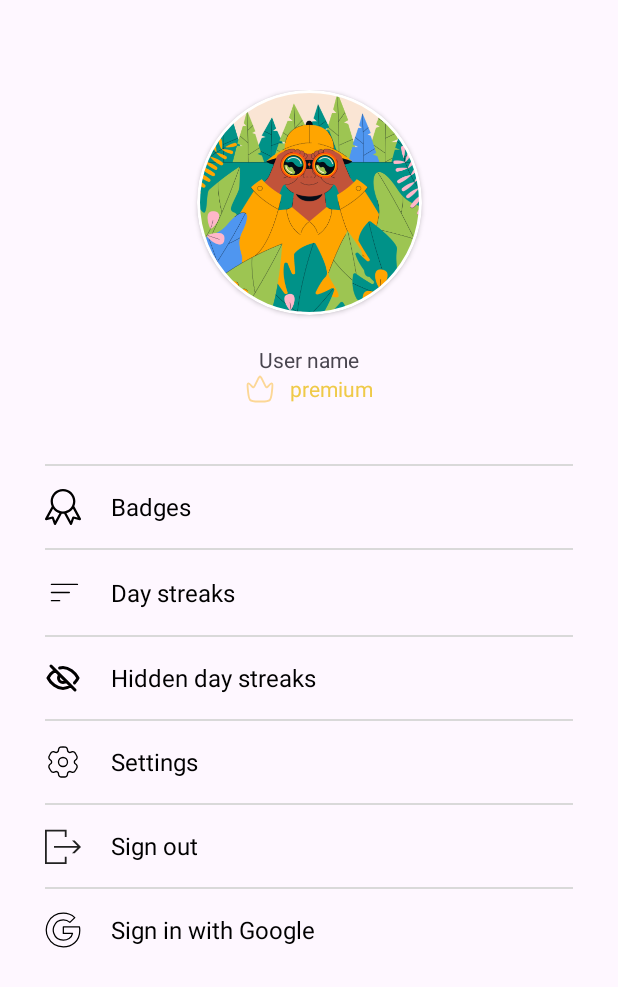
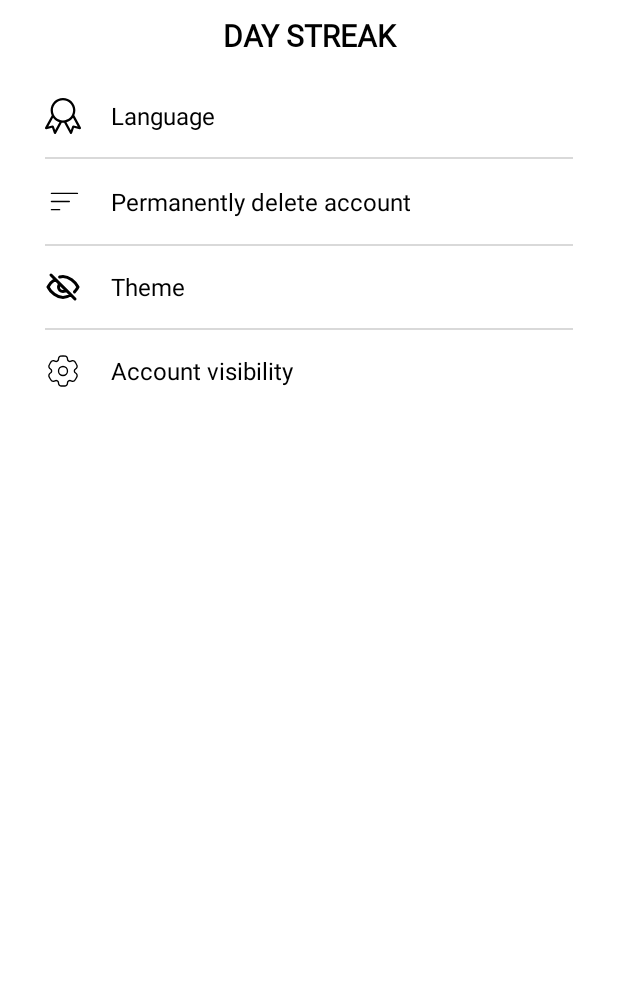
Before and after one commit to pedfu/DayStreak, an Android app: the fragment SettingsFragment shown on its own in the app's theme, on a phone screen of 412 x 824 dp. Shown: the top 987 px of the screen. Run offline under Robolectric (Android 15) with nearby library versions, the phone set to English and light mode, and no system bars.

Commit message:
feat: Add navigation to settings

```diff
--- a/app/src/main/java/com/pedfu/daystreak/presentation/profile/ProfileFragment.kt
+++ b/app/src/main/java/com/pedfu/daystreak/presentation/profile/ProfileFragment.kt
@@ -16,6 +16,7 @@ import androidx.activity.addCallback
 import androidx.core.view.isVisible
 import androidx.fragment.app.Fragment
 import androidx.navigation.fragment.findNavController
+import com.pedfu.daystreak.R
 import com.pedfu.daystreak.databinding.FragmentProfileBinding
 import com.pedfu.daystreak.domain.user.User
 import com.pedfu.daystreak.presentation.MainActivity
@@ -78,6 +79,9 @@ class ProfileFragment : Fragment() {
         linearLayoutSignOut.setOnClickListener {
             (requireActivity() as? MainActivity)?.signOutAndStartSignInActivity()
         }
+        linearLayoutSettings.setOnClickListener {
+            findNavController().navigate(R.id.action_from_profile_to_settings)
+        }
         linearLayoutPrivacyPolicy.setOnClickListener {
             frameLayout.isVisible = true
             webview.loadUrl(PRIVACY_POLICY_URL)
--- a/app/src/main/java/com/pedfu/daystreak/presentation/settings/SettingsFragment.kt
+++ b/app/src/main/java/com/pedfu/daystreak/presentation/settings/SettingsFragment.kt
@@ -1,21 +1,31 @@
 package com.pedfu.daystreak.presentation.settings
 
 import android.os.Bundle
-import androidx.fragment.app.Fragment
 import android.view.LayoutInflater
 import android.view.View
 import android.view.ViewGroup
-import com.pedfu.daystreak.R
-import com.pedfu.daystreak.databinding.FragmentHomeBinding
+import androidx.activity.OnBackPressedCallback
+import androidx.activity.addCallback
+import androidx.fragment.app.Fragment
+import androidx.navigation.fragment.findNavController
 import com.pedfu.daystreak.databinding.FragmentSettingsBinding
 
 class SettingsFragment : Fragment() {
     private var _binding: FragmentSettingsBinding? = null
     private val binding: FragmentSettingsBinding get() = _binding!!
 
+    private lateinit var onBackPressedCallback: OnBackPressedCallback
+
+    private fun setupBackButton() {
+        onBackPressedCallback = requireActivity().onBackPressedDispatcher.addCallback {
+            findNavController().navigateUp()
+        }
+    }
+
     override fun onViewCreated(view: View, savedInstanceState: Bundle?) {
         super.onViewCreated(view, savedInstanceState)
 
+        setupBackButton()
         binding.run {
         }
     }
@@ -39,7 +49,5 @@ class SettingsFragment : Fragment() {
         linearLayoutDayStreaks.setOnClickListener {  }
         linearLayoutHiddenDayStreaks.setOnClickListener {  }
         linearLayoutSettings.setOnClickListener {  }
-        linearLayoutSignOut.setOnClickListener {  }
-        linearLayoutGoogleSignIn.setOnClickListener {  }
     }
 }
--- a/app/src/main/res/layout/fragment_profile.xml
+++ b/app/src/main/res/layout/fragment_profile.xml
@@ -57,7 +57,7 @@
         app:layout_constraintTop_toBottomOf="@+id/textViewPremium" />
 
     <LinearLayout
-        android:id="@+id/linearLayoutOptions"
+        android:id="@+id/linearLayoutSettings"
         android:layout_width="match_parent"
         android:layout_height="wrap_content"
         android:orientation="horizontal"
@@ -89,7 +89,7 @@
         android:layout_height="1dp"
         android:layout_marginHorizontal="30dp"
         android:background="@color/gray_line"
-        app:layout_constraintTop_toBottomOf="@+id/linearLayoutOptions" />
+        app:layout_constraintTop_toBottomOf="@+id/linearLayoutSettings" />
 
     <LinearLayout
         android:id="@+id/linearLayoutSignOut"
--- a/app/src/main/res/layout/fragment_settings.xml
+++ b/app/src/main/res/layout/fragment_settings.xml
@@ -4,75 +4,45 @@
     xmlns:tools="http://schemas.android.com/tools"
     android:layout_width="match_parent"
     android:layout_height="match_parent"
+    android:background="@color/white"
     tools:context=".presentation.settings.SettingsFragment">
+
+    <LinearLayout
+        android:id="@+id/navbar"
+        android:layout_width="match_parent"
+        android:layout_height="wrap_content"
+        android:gravity="center"
+        android:paddingVertical="10dp"
+        android:paddingHorizontal="10dp"
+        android:weightSum="7"
+        app:layout_constraintEnd_toEndOf="parent"
+        app:layout_constraintStart_toStartOf="parent"
+        app:layout_constraintTop_toTopOf="parent">
+        <TextView
+            android:layout_width="0dp"
+            android:layout_height="wrap_content"
+            android:layout_weight="5"
+            android:text="@string/app_name"
+            android:textAlignment="center"
+            android:textColor="@color/black"
+            style="@style/SemiboldText"
+            android:textSize="20sp" />
+    </LinearLayout>
 
     <androidx.constraintlayout.widget.ConstraintLayout
         android:layout_width="match_parent"
         android:layout_height="wrap_content"
-        android:layout_marginTop="60dp"
+        android:layout_marginTop="50dp"
         app:layout_constraintEnd_toEndOf="parent"
         app:layout_constraintStart_toStartOf="parent"
         app:layout_constraintTop_toTopOf="parent">
-
-        <androidx.cardview.widget.CardView
-            android:id="@+id/cardViewUserPicture"
-            android:layout_width="wrap_content"
-            android:layout_height="wrap_content"
-            app:cardCornerRadius="1000dp"
-            app:layout_constraintEnd_toEndOf="parent"
-            app:layout_constraintStart_toStartOf="parent"
-            app:layout_constraintTop_toTopOf="parent">
-
-            <com.google.android.material.imageview.ShapeableImageView
-                android:id="@+id/imageViewPicture"
-                android:layout_width="150dp"
-                android:layout_height="150dp"
-                android:background="@drawable/background_rounded_full_shadow"
-                android:scaleType="centerCrop"
-                android:src="@drawable/intro_image"
-                app:layout_constraintBottom_toBottomOf="parent"
-                app:layout_constraintStart_toStartOf="parent"
-                app:layout_constraintTop_toTopOf="parent"
-                app:shapeAppearanceOverlay="@style/rounded" />
-        </androidx.cardview.widget.CardView>
-
-        <TextView
-            android:id="@+id/textViewUserName"
-            android:layout_width="match_parent"
-            android:layout_height="wrap_content"
-            android:layout_marginTop="20dp"
-            android:text="User name"
-            android:textAlignment="center"
-            app:layout_constraintTop_toBottomOf="@+id/cardViewUserPicture" />
-
-        <LinearLayout
-            android:id="@+id/linearLayoutPremium"
-            android:layout_width="match_parent"
-            android:layout_height="wrap_content"
-            android:gravity="center"
-            android:orientation="horizontal"
-            app:layout_constraintTop_toBottomOf="@+id/textViewUserName">
-
-            <ImageView
-                android:layout_width="wrap_content"
-                android:layout_height="wrap_content"
-                android:layout_marginRight="10dp"
-                android:src="@drawable/ic_crown_yellow" />
-
-            <TextView
-                android:layout_width="wrap_content"
-                android:layout_height="wrap_content"
-                android:text="premium"
-                android:textColor="@color/yellow_premium" />
-        </LinearLayout>
 
         <androidx.constraintlayout.widget.ConstraintLayout
             android:id="@+id/constraintLayoutSettingsOptions"
             android:layout_width="match_parent"
             android:layout_height="wrap_content"
-            android:layout_marginTop="40dp"
             android:paddingHorizontal="30dp"
-            app:layout_constraintTop_toBottomOf="@id/linearLayoutPremium">
+            app:layout_constraintTop_toTopOf="parent">
 
             <LinearLayout
                 android:id="@+id/linearLayoutLine"
@@ -81,11 +51,6 @@
                 android:orientation="vertical"
                 app:layout_constraintStart_toStartOf="parent"
                 app:layout_constraintTop_toTopOf="parent">
-
-                <View
-                    android:layout_width="match_parent"
-                    android:layout_height="1dp"
-                    android:background="@color/gray_light" />
 
                 <LinearLayout
                     android:id="@+id/linearLayoutBadges"
@@ -103,7 +68,7 @@
                     <TextView
                         android:layout_width="wrap_content"
                         android:layout_height="wrap_content"
-                        android:text="@string/badges"
+                        android:text="Language"
                         android:textColor="@color/black"
                         android:textSize="16sp" />
                 </LinearLayout>
@@ -129,7 +94,7 @@
                     <TextView
                         android:layout_width="wrap_content"
                         android:layout_height="wrap_content"
-                        android:text="@string/day_streaks"
+                        android:text="Permanently delete account"
                         android:textColor="@color/black"
                         android:textSize="16sp" />
                 </LinearLayout>
@@ -155,7 +120,7 @@
                     <TextView
                         android:layout_width="wrap_content"
                         android:layout_height="wrap_content"
-                        android:text="@string/hidden_day_streaks"
+                        android:text="Theme"
                         android:textColor="@color/black"
                         android:textSize="16sp" />
                 </LinearLayout>
@@ -181,64 +146,10 @@
                     <TextView
                         android:layout_width="wrap_content"
                         android:layout_height="wrap_content"
-                        android:text="@string/settings"
+                        android:text="Account visibility"
                         android:textColor="@color/black"
                         android:textSize="16sp" />
                 </LinearLayout>
-
-
-                <View
-                    android:layout_width="match_parent"
-                    android:layout_height="1dp"
-                    android:background="@color/gray_light" />
-
-                <LinearLayout
-                    android:id="@+id/linearLayoutSignOut"
-                    android:layout_width="match_parent"
-                    android:layout_height="wrap_content"
-                    android:gravity="center_vertical"
-                    android:paddingVertical="15dp">
-
-                    <ImageView
-                        android:layout_width="wrap_content"
-                        android:layout_height="wrap_content"
-                        android:layout_marginRight="20dp"
-                        android:src="@drawable/ic_signout_black" />
-
-                    <TextView
-                        android:layout_width="wrap_content"
-                        android:layout_height="wrap_content"
-                        android:text="@string/sign_out"
-                        android:textColor="@color/black"
-                        android:textSize="16sp" />
-                </LinearLayout>
-
-                <View
-                    android:layout_width="match_parent"
-                    android:layout_height="1dp"
-                    android:background="@color/gray_light" />
-
-                <LinearLayout
-                    android:id="@+id/linearLayoutGoogleSignIn"
-                    android:layout_width="match_parent"
-                    android:layout_height="wrap_content"
-                    android:gravity="center_vertical"
-                    android:paddingVertical="15dp">
-
-                    <ImageView
-                        android:layout_width="wrap_content"
-                        android:layout_height="wrap_content"
-                        android:layout_marginRight="20dp"
-                        android:src="@drawable/ic_google_black" />
-
-                    <TextView
-                        android:layout_width="wrap_content"
-                        android:layout_height="wrap_content"
-                        android:text="@string/sign_in_with_google"
-                        android:textColor="@color/black"
-                        android:textSize="16sp" />
-                </LinearLayout>
-
             </LinearLayout>
         </androidx.constraintlayout.widget.ConstraintLayout>
 
--- a/app/src/main/res/navigation/nav_main.xml
+++ b/app/src/main/res/navigation/nav_main.xml
@@ -105,10 +105,21 @@
             android:id="@+id/action_from_emailsent_to_login"
             app:destination="@id/loginFragment"/>
     </fragment>
+
     <fragment
         android:id="@+id/profileFragment"
         android:name="com.pedfu.daystreak.presentation.profile.ProfileFragment"
         android:label="fragment_profile"
-        tools:layout="@layout/fragment_profile" />
+        tools:layout="@layout/fragment_profile">
+        <action
+            android:id="@+id/action_from_profile_to_settings"
+            app:destination="@id/settingsFragment"/>
+    </fragment>
+
+    <fragment
+        android:id="@+id/settingsFragment"
+        android:name="com.pedfu.daystreak.presentation.settings.SettingsFragment"
+        android:label="fragment_settings"
+        tools:layout="@layout/fragment_settings" />
 
 </navigation>
```
